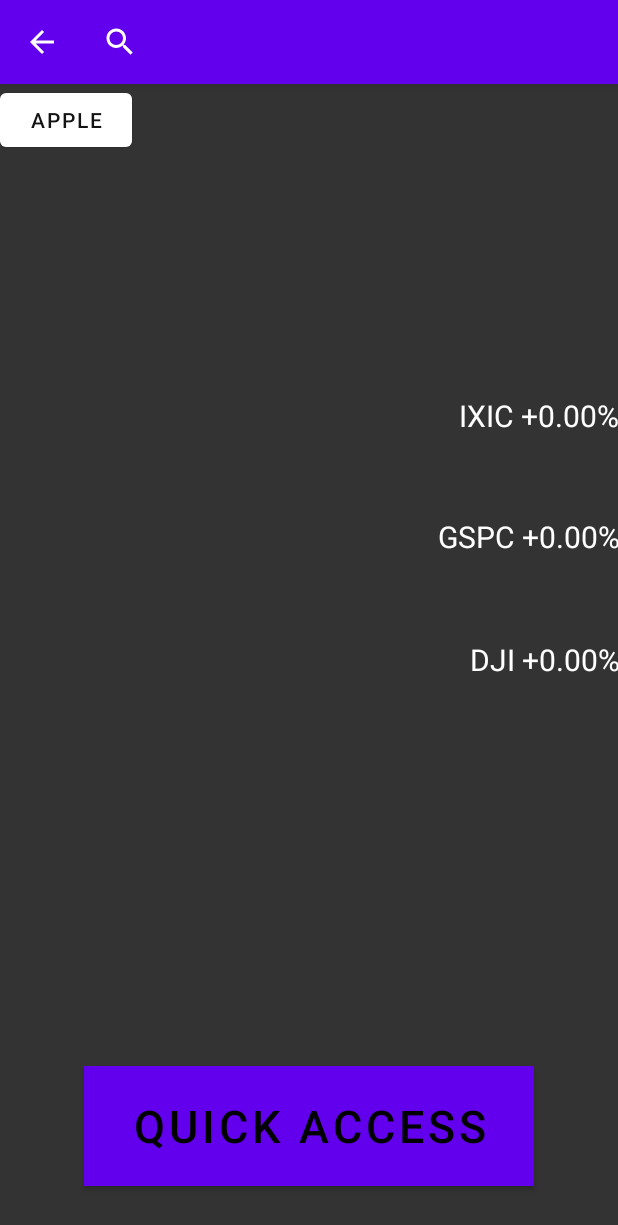
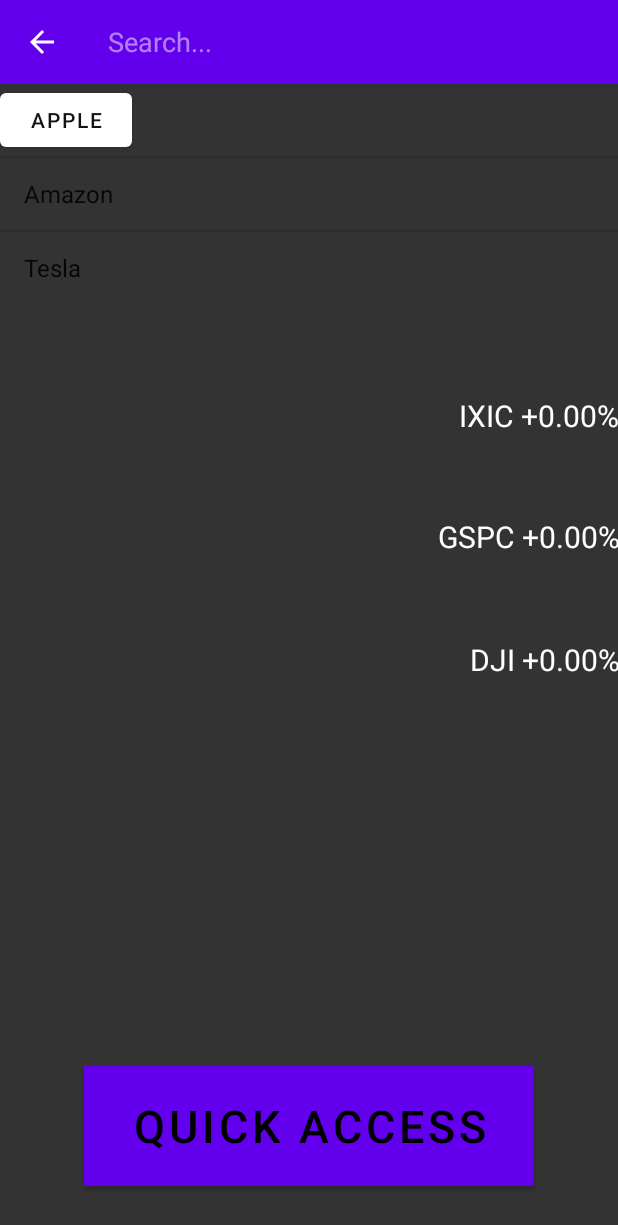
Before and after one commit to wzheng29/cse442-project-nottingham, an Android app: the screen it shows after launch (MainActivity), after a tap on "Search", on a phone screen of 412 x 824 dp. Shown: the top 1225 px of the screen. Run offline under Robolectric (Android 15) with nearby library versions, the phone set to English and light mode, and no system bars; libraries missing offline, so code that uses them is left out: com.chaquo.python; 12 statements that could not run were skipped.

Commit message:
Task #40 Added a searchable configuration to SearchView in order for a new Activity to start when conducting a search. Added searchActivity to execute said Activity. Currently it only goes to the real time page for APPLE. Made changes to design elements of search bar.

```diff
--- a/app/build.gradle
+++ b/app/build.gradle
@@ -33,8 +33,8 @@
         }
         python {
 
-            buildPython "C:/Users/Steve/AppData/Local/Programs/Python/Python38/python.exe"
-            buildPython "C:/Users/Steve/AppData/Local/Programs/Python/Python38/python.exe"
+            buildPython "C:/Users/winni/AppData/Local/Programs/Python/Python38/python.exe"
+            buildPython "C:/Users/winni/AppData/Local/Programs/Python/Python38/python.exe"
 
         }
         ndk {
--- a/app/src/main/AndroidManifest.xml
+++ b/app/src/main/AndroidManifest.xml
@@ -14,11 +14,9 @@
         <activity android:name=".quick_access"
             android:label="Quick Access">
         </activity>
-        <activity android:name=".quick_access"
-            android:label="Quick Access">
-        </activity>
         <activity android:name=".MainActivity">
             <intent-filter>
+                <action android:name="android.intent.action.SEARCH"/>
                 <action android:name="android.intent.action.MAIN" />
 
                 <category android:name="android.intent.category.LAUNCHER" />
@@ -33,6 +31,8 @@
             <intent-filter>
                 <action android:name="android.intent.action.SEARCH" />
             </intent-filter>
+            <meta-data android:name="android.app.searchable"
+                android:resource="@xml/searchable" />
         </activity>
     </application>
 
--- a/app/src/main/java/com/example/nottingham/MainActivity.java
+++ b/app/src/main/java/com/example/nottingham/MainActivity.java
@@ -14,7 +14,9 @@
 import android.view.View;
 import android.widget.ArrayAdapter;
 import android.widget.Button;
-import android.widget.SearchView;
+import androidx.appcompat.widget.SearchView;
+
+import android.widget.ListView;
 import android.widget.TextView;
 
 import java.lang.reflect.Array;
@@ -28,12 +30,19 @@
 public class MainActivity extends AppCompatActivity {
     private Button quick_access;
     private Button real_time;
+    private ArrayAdapter<String> arrayAdapter;
+    private ListView searchList;
 
     @Override
     protected void onCreate(Bundle savedInstanceState) {
         super.onCreate(savedInstanceState);
         setContentView(R.layout.activity_main);
 
+        searchList = (ListView)findViewById(R.id.searchList);
+        searchList.setVisibility(View.GONE);
+
+        arrayAdapter = new ArrayAdapter<>(this, android.R.layout.simple_list_item_1, getResources().getStringArray(R.array.stocks));
+        searchList.setAdapter(arrayAdapter);
 
         //Instantiate Ticker text boxes
         TextView ticker_Dow = findViewById(R.id.ticker_Dow);
@@ -102,10 +111,38 @@
         MenuInflater inflater = getMenuInflater();
         inflater.inflate(R.menu.menu_home,menu);
 
+        MenuItem menuItem = menu.findItem(R.id.search_home);
         //Associate searchable config with SearchView
         SearchManager searchManager = (SearchManager) getSystemService(Context.SEARCH_SERVICE);
-        SearchView searchView = (SearchView) menu.findItem(R.id.search_home).getActionView();
+        SearchView searchView = (SearchView) menuItem.getActionView();
         searchView.setSearchableInfo(searchManager.getSearchableInfo(getComponentName()));
+        searchView.setQueryHint("Search...");
+
+        menuItem.setOnActionExpandListener(new MenuItem.OnActionExpandListener() {
+            @Override
+            public boolean onMenuItemActionExpand(MenuItem item) {
+                searchList.setVisibility(View.VISIBLE);
+                return true;
+            }
+
+            @Override
+            public boolean onMenuItemActionCollapse(MenuItem item) {
+                return false;
+            }
+        });
+
+        searchView.setOnQueryTextListener(new SearchView.OnQueryTextListener() {
+            @Override
+            public boolean onQueryTextSubmit(String query) {
+                return false;
+            }
+
+            @Override
+            public boolean onQueryTextChange(String newText) {
+                arrayAdapter.getFilter().filter(newText);
+                return true;
+            }
+        });
 
         return true;
     }
--- a/app/src/main/res/layout/activity_main.xml
+++ b/app/src/main/res/layout/activity_main.xml
@@ -83,4 +83,18 @@
         android:text="Apple"
         android:textColor="#131313" />
 
+    <ListView
+        android:layout_width="match_parent"
+        android:layout_height="wrap_content"
+        android:id="@+id/searchList"/>
+
+    <TextView
+        android:layout_width="wrap_content"
+        android:layout_height="wrap_content"
+        android:id="@+id/noResult"
+        android:layout_centerInParent="true"
+        android:text="No Results"
+        android:textSize="20sp"
+        android:visibility="gone"/>
+
 </RelativeLayout>
--- a/app/src/main/res/menu/menu_home.xml
+++ b/app/src/main/res/menu/menu_home.xml
@@ -6,7 +6,7 @@
         android:id="@+id/search_home"
         android:title="Search"
         android:icon="@drawable/ic_baseline_search_24"
-        app:actionViewClass="android.widget.SearchView"
+        app:actionViewClass="androidx.appcompat.widget.SearchView"
         app:showAsAction="ifRoom|collapseActionView"/>
 
 </menu>
--- a/app/src/main/res/values/strings.xml
+++ b/app/src/main/res/values/strings.xml
@@ -7,4 +7,10 @@
     <string name="Russel2000_ticker">RUT +0.00%</string>
     <string name="action_settings">Settings</string>
 
+    <string-array name="stocks">
+        <item>Apple</item>
+        <item>Amazon</item>
+        <item>Tesla</item>
+    </string-array>
+
 </resources>
--- a/app/src/main/res/xml/searchable.xml
+++ b/app/src/main/res/xml/searchable.xml
@@ -2,8 +2,4 @@
 
 <searchable xmlns:android="http://schemas.android.com/apk/res/android"
     android:label="@string/app_name"
-    android:hint="Search Stock"
-    android:searchSuggestAuthority="dictionary"
-    android:searchSuggestIntentAction="android.intent.action.VIEW"
-    android:includeInGlobalSearch="true"
-    android:searchSettingsDescription="Setting Description" />
+    android:hint="Search Stock" />
```
Also changed, not shown: app/src/main/java/com/example/nottingham/searchActivity.java (+3 -16 lines).
